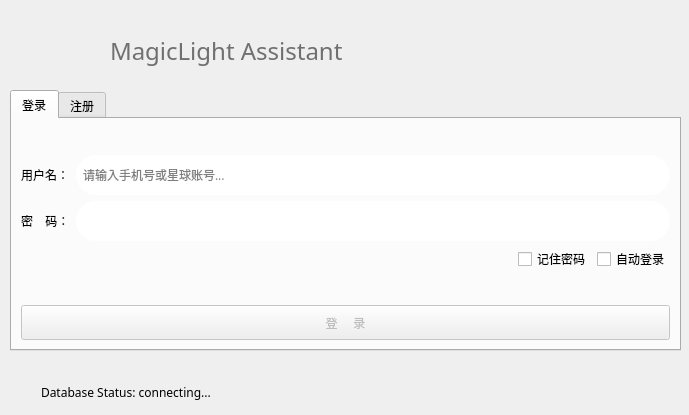
Old version of the form formLogin.ui in the repository csthenry/weplanet-desktop.
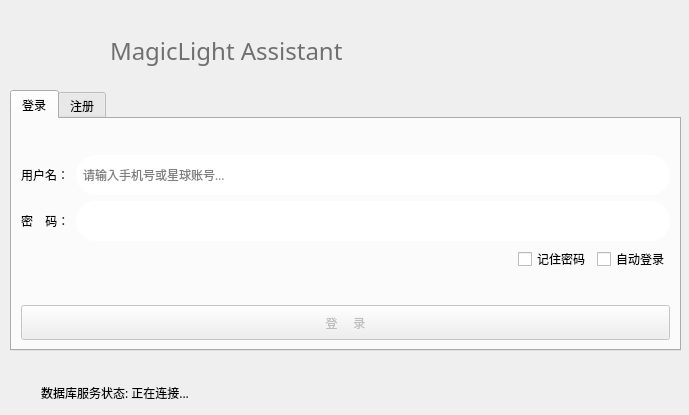
New version of the form. Icons and pictures are not drawn.

What changed in the file:
```diff
--- a/formLogin.ui
+++ b/formLogin.ui
@@ -59,7 +59,7 @@
     <rect>
      <x>110</x>
      <y>30</y>
-     <width>311</width>
+     <width>561</width>
      <height>41</height>
     </rect>
    </property>
@@ -650,7 +650,7 @@
     </font>
    </property>
    <property name="text">
-    <string>Database Status: connecting...</string>
+    <string>数据库服务状态: 正在连接...</string>
    </property>
   </widget>
   <widget class="QLabel" name="labelIcon">
```
